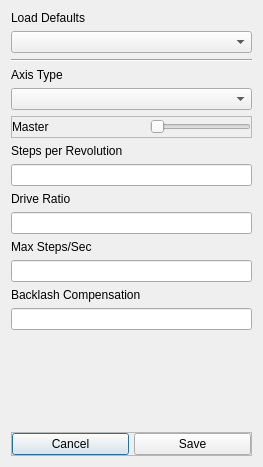
Above: Graffik/gui/core/Options/axisoptionsdialog.ui from DynamicPerception/Graffik_Legacy before the change. Below: the same form after it.
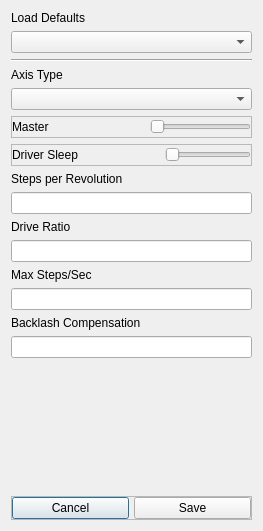
That is the form after the change. Custom widgets are drawn as their Qt base class.

Commit message: * Added support for enabling/disabling driver sleep on a per-axis basis

The edit to the form file:
```diff
--- a/Graffik/gui/core/Options/axisoptionsdialog.ui
+++ b/Graffik/gui/core/Options/axisoptionsdialog.ui
@@ -7,7 +7,7 @@
     <x>0</x>
     <y>0</y>
     <width>263</width>
-    <height>467</height>
+    <height>531</height>
    </rect>
   </property>
   <property name="windowTitle">
@@ -97,6 +97,51 @@
      </layout>
     </widget>
    </item>
+   <item>
+    <widget class="QFrame" name="sleepFrame">
+     <property name="frameShape">
+      <enum>QFrame::StyledPanel</enum>
+     </property>
+     <property name="frameShadow">
+      <enum>QFrame::Raised</enum>
+     </property>
+     <layout class="QHBoxLayout" name="horizontalLayout_3">
+      <property name="spacing">
+       <number>0</number>
+      </property>
+      <property name="margin">
+       <number>0</number>
+      </property>
+      <item>
+       <widget class="QLabel" name="sleepLabel">
+        <property name="text">
+         <string>Driver Sleep</string>
+        </property>
+       </widget>
+      </item>
+      <item>
+       <spacer name="horizontalSpacer">
+        <property name="orientation">
+         <enum>Qt::Horizontal</enum>
+        </property>
+        <property name="sizeHint" stdset="0">
+         <size>
+          <width>40</width>
+          <height>20</height>
+         </size>
+        </property>
+       </spacer>
+      </item>
+      <item>
+       <widget class="SlideToggle" name="sleepToggle">
+        <property name="orientation">
+         <enum>Qt::Horizontal</enum>
+        </property>
+       </widget>
+      </item>
+     </layout>
+    </widget>
+   </item>
    <item>
     <widget class="QLabel" name="stepsLabel">
      <property name="text">
```
The commit also changes 6 other files.
